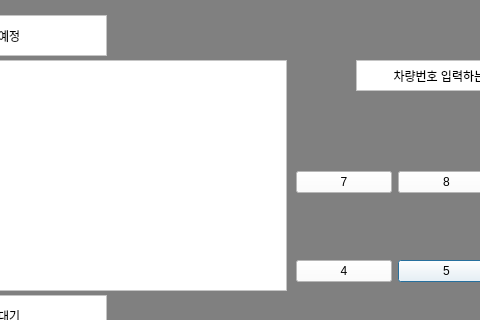
First picture: the form in GUI/User/user_gui.ui, repository addinedu-ros-5th/ros-repo-5, before the edit; both pictures show x 134 to 614 and y 0 to 320 of the 750 by 550 pixel window.
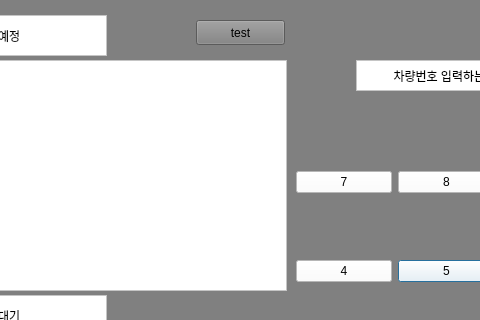
Second picture: the form after the edit.

Commit message: update : code : add topic sub

What changed in the file:
```diff
--- a/GUI/User/user_gui.ui
+++ b/GUI/User/user_gui.ui
@@ -275,6 +275,19 @@
       </property>
      </column>
     </widget>
+    <widget class="QPushButton" name="pbt_test">
+     <property name="geometry">
+      <rect>
+       <x>330</x>
+       <y>20</y>
+       <width>89</width>
+       <height>25</height>
+      </rect>
+     </property>
+     <property name="text">
+      <string>test</string>
+     </property>
+    </widget>
    </widget>
    <widget class="QWidget" name="page_check">
     <widget class="QLabel" name="label_7">
```
The commit also changes 2 other files.
